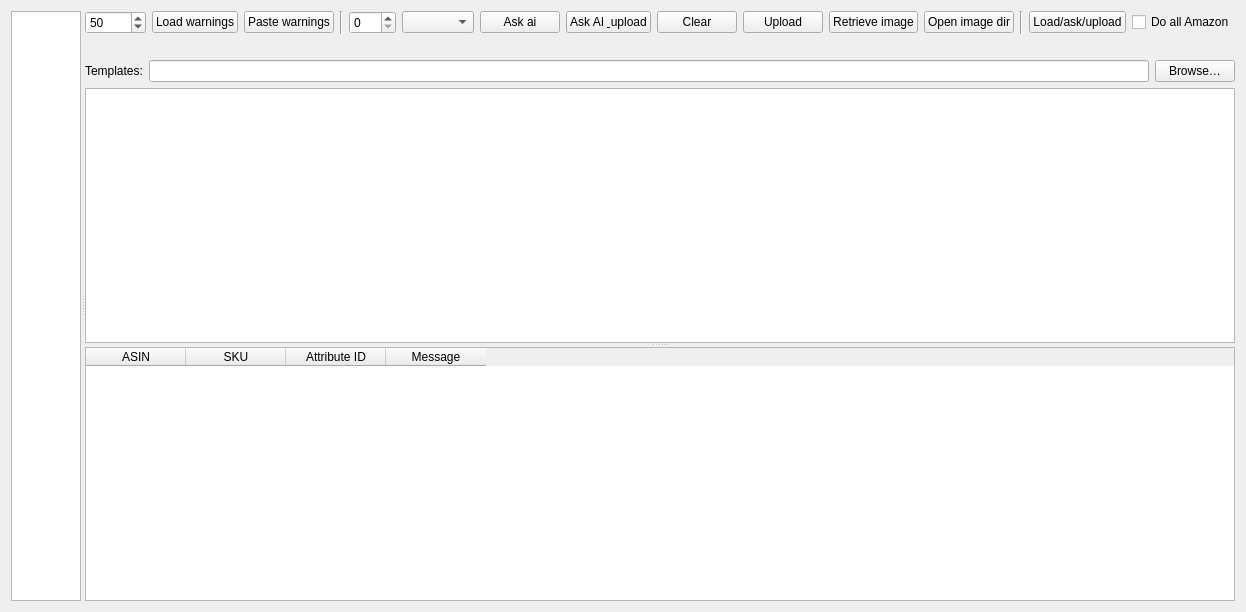
Above: AmazonTemplate3/gui/panes/PaneWarnings.ui from icingerpower/AmazonTemplate3 before the change. Below: the same form after it.
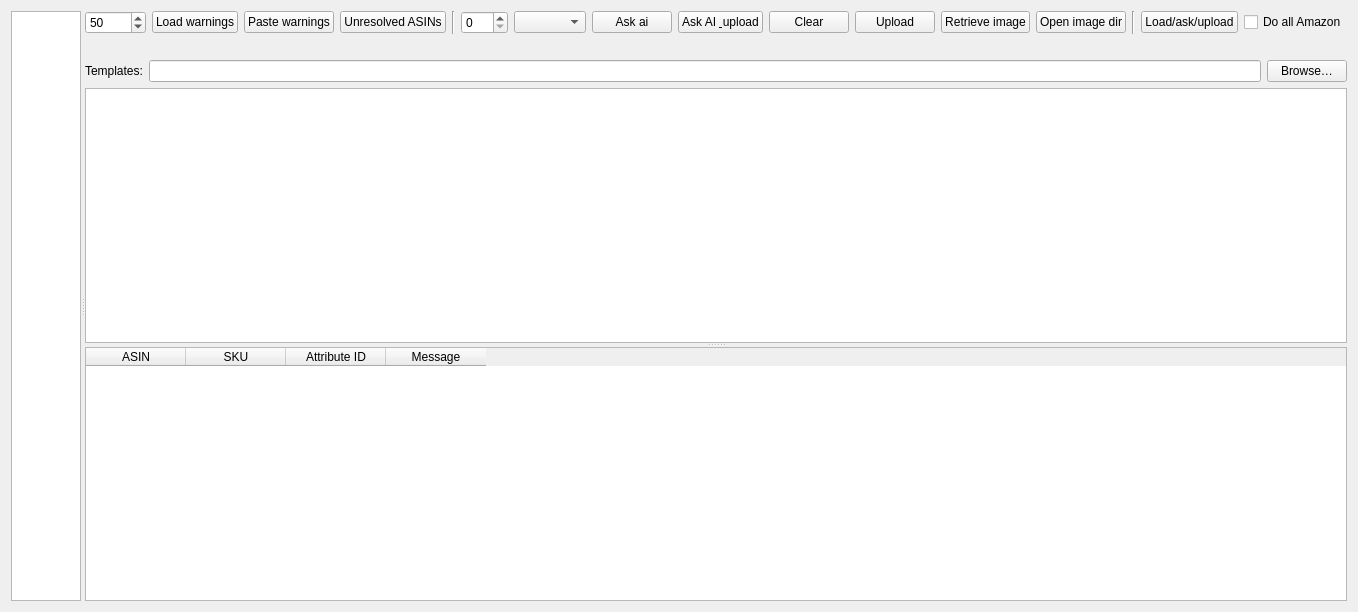
That is the form after the change.

Commit message: Added TableUnresolvedAsins + Unresolved ASINs button in PaneWarnings.

Patch:
```diff
--- a/AmazonTemplate3/gui/panes/PaneWarnings.ui
+++ b/AmazonTemplate3/gui/panes/PaneWarnings.ui
@@ -63,6 +63,16 @@
            </property>
           </widget>
          </item>
+         <item>
+          <widget class="QPushButton" name="buttonUnresolvedAsins">
+           <property name="toolTip">
+            <string>View and edit ASINs whose SKU could not be resolved automatically</string>
+           </property>
+           <property name="text">
+            <string>Unresolved ASINs</string>
+           </property>
+          </widget>
+         </item>
          <item>
           <widget class="Line" name="line">
            <property name="orientation">
```
The commit also changes 5 other files.
